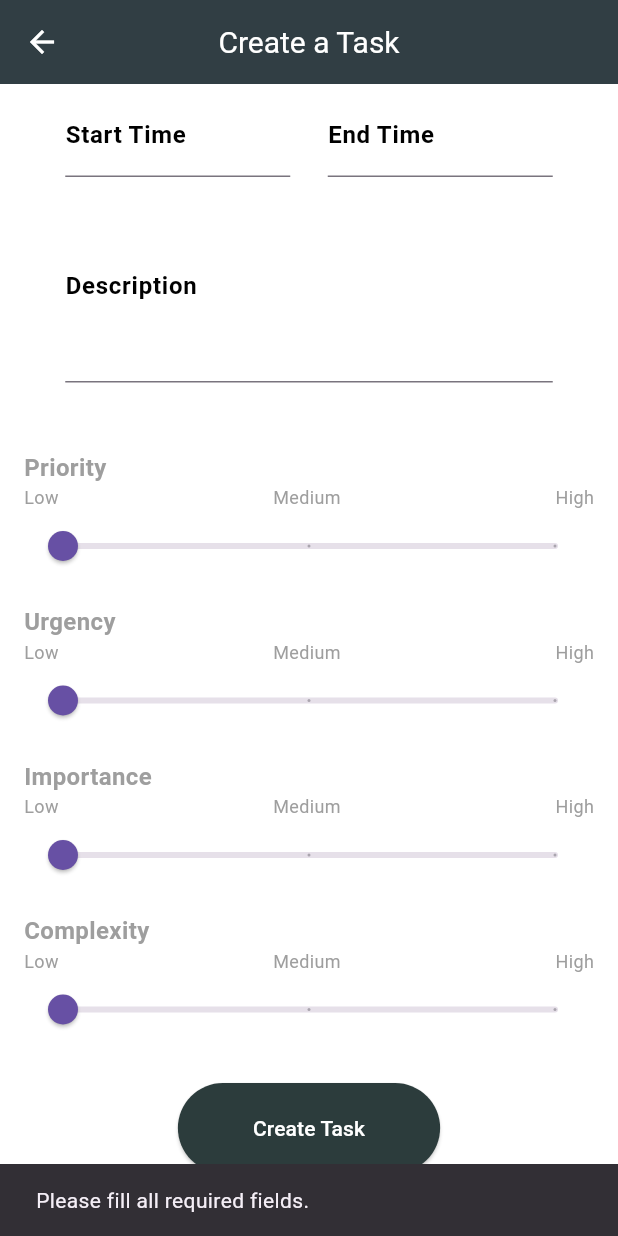
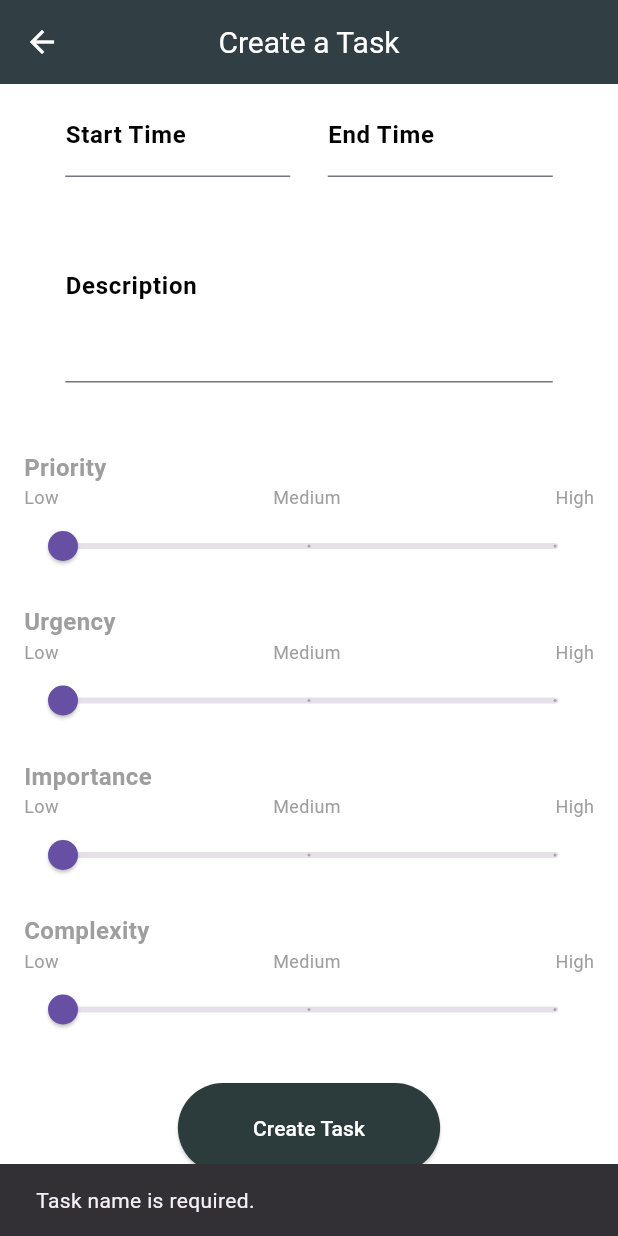
Before and after one commit to p0laris09/mellow, a Flutter app: the TaskCreationScreen screen opened by its route, scrolled down 208 dp, after a tap on "Create Task", on a phone screen of 412 x 824 dp. Run offline on Flutter 3.47's test engine with Material 3 defaults, Android fonts, the phone set to English and light mode, and no system bars; our stand-ins replace cloud_firestore, firebase_auth, firebase_core, firebase_storage, font_awesome_flutter, image_picker; missing offline and left inert: workmanager; accounts and stored records are empty; network calls fail.

Commit message:
wrong ahhh

```diff
--- /dev/null
+++ b/lib/models/task_model.dart
@@ -0,0 +1,183 @@
+import 'dart:math';
+import 'package:cloud_firestore/cloud_firestore.dart';
+
+class Task {
+  String taskName;
+  DateTime dueDate;
+  DateTime startTime;
+  DateTime endTime;
+  String description;
+  double priority;
+  double urgency;
+  double importance;
+  double complexity;
+  int reminderMinutes; // Minutes before start time for a reminder
+
+  Task({
+    required this.taskName,
+    required this.dueDate,
+    required this.startTime,
+    required this.endTime,
+    required this.description,
+    required this.priority,
+    required this.urgency,
+    required this.importance,
+    required this.complexity,
+    this.reminderMinutes = 0,
+  });
+
+  Map<String, dynamic> toJson() {
+    return {
+      'taskName': taskName,
+      'dueDate': dueDate.toIso8601String(),
+      'startTime': startTime.toIso8601String(),
+      'endTime': endTime.toIso8601String(),
+      'description': description,
+      'priority': priority,
+      'urgency': urgency,
+      'importance': importance,
+      'complexity': complexity,
+      'reminderMinutes': reminderMinutes,
+    };
+  }
+
+  factory Task.fromJson(Map<String, dynamic> json) {
+    return Task(
+      taskName: json['taskName'],
+      dueDate: DateTime.parse(json['dueDate']),
+      startTime: DateTime.parse(json['startTime']),
+      endTime: DateTime.parse(json['endTime']),
+      description: json['description'],
+      priority: json['priority'],
+      urgency: json['urgency'],
+      importance: json['importance'],
+      complexity: json['complexity'],
+      reminderMinutes: json['reminderMinutes'] ?? 0,
+    );
+  }
+
+  bool validateTaskTimes() {
+    return startTime.isBefore(endTime);
+  }
+
+  @override
+  String toString() {
+    return 'Task(taskName: $taskName, dueDate: $dueDate, startTime: $startTime, endTime: $endTime, '
+        'description: $description, priority: $priority, urgency: $urgency, '
+        'importance: $importance, complexity: $complexity, reminderMinutes: $reminderMinutes)';
+  }
+
+  @override
+  bool operator <(Task other) => priority < other.priority;
+
+  @override
+  bool operator >(Task other) => priority > other.priority;
+}
+
+class TaskManager {
+  List<Task> tasks = [];
+  final FirebaseFirestore firestore = FirebaseFirestore.instance;
+
+  // Add a task to the manager, reschedule if there's a conflict
+  Future<void> addTask(Task task) async {
+    if (task.validateTaskTimes()) {
+      if (!hasConflict(task)) {
+        tasks.add(task);
+        await _saveToFirestore(task);
+        print('Task "${task.taskName}" added successfully.');
+      } else {
+        print(
+            'Conflict detected. Attempting to reschedule task "${task.taskName}".');
+        Task? rescheduledTask = _resolveConflict(task);
+        if (rescheduledTask != null) {
+          tasks.add(rescheduledTask);
+          await _saveToFirestore(rescheduledTask);
+          print(
+              'Task "${rescheduledTask.taskName}" rescheduled and added successfully.');
+        }
+      }
+    } else {
+      print('Task "${task.taskName}" cannot be added due to invalid times.');
+    }
+  }
+
+  // Save task to Firestore
+  Future<void> _saveToFirestore(Task task) async {
+    await firestore.collection('tasks').add(task.toJson());
+  }
+
+  // Check for conflicts with existing tasks
+  bool hasConflict(Task newTask) {
+    for (var task in tasks) {
+      if ((newTask.startTime.isBefore(task.endTime) &&
+          newTask.endTime.isAfter(task.startTime))) {
+        return true; // Conflict detected
+      }
+    }
+    return false; // No conflict
+  }
+
+  // Resolve conflict by rescheduling the new task
+  Task? _resolveConflict(Task conflictingTask) {
+    DateTime newStartTime =
+        conflictingTask.endTime; // Start after the conflicting task ends
+    DateTime newEndTime =
+        newStartTime.add(Duration(hours: 1)); // Add a default duration
+    Task rescheduledTask = Task(
+      taskName: conflictingTask.taskName,
+      dueDate: conflictingTask.dueDate,
+      startTime: newStartTime,
+      endTime: newEndTime,
+      description: conflictingTask.description,
+      priority: conflictingTask.priority,
+      urgency: conflictingTask.urgency,
+      importance: conflictingTask.importance,
+      complexity: conflictingTask.complexity,
+      reminderMinutes: conflictingTask.reminderMinutes,
+    );
+
+    // Check if the new task still conflicts
+    if (!hasConflict(rescheduledTask)) {
+      return rescheduledTask; // Rescheduled task is valid
+    } else {
+      print('Unable to reschedule task "${conflictingTask.taskName}".');
+      return null; // Unable to resolve
+    }
+  }
+
+  // Evaluate the fitness of tasks and select the best one
+  Task? evaluateAndSelectBestTask(
+      {double priorityWeight = 0.4,
+      double urgencyWeight = 0.3,
+      double importanceWeight = 0.2,
+      double complexityWeight = 0.1}) {
+    if (tasks.isEmpty) return null;
+
+    double bestFitness = -1;
+    Task? bestTask;
+
+    for (var task in tasks) {
+      double fitness = evaluateTask(task, priorityWeight, urgencyWeight,
+          importanceWeight, complexityWeight);
+      print('Task "${task.taskName}" has fitness: $fitness');
+
+      if (fitness > bestFitness) {
+        bestFitness = fitness;
+        bestTask = task;
+      }
+    }
+
+    return bestTask;
+  }
+
+  // Evaluate a task's fitness with customizable weights
+  double evaluateTask(Task task, double priorityWeight, double urgencyWeight,
+      double importanceWeight, double complexityWeight) {
+    double fitness = (task.priority * priorityWeight) +
+        (task.urgency * urgencyWeight) +
+        (task.importance * importanceWeight) -
+        (task.complexity * complexityWeight);
+
+    return max(fitness, 0);
+  }
+}
--- a/lib/screens/TaskCreation/task_creation.dart
+++ b/lib/screens/TaskCreation/task_creation.dart
@@ -3,7 +3,14 @@ import 'package:firebase_auth/firebase_auth.dart';
 import 'package:flutter/material.dart';
 import 'package:flutter/services.dart';
 import 'package:intl/intl.dart';
-import 'package:mellow/screens/TaskManagement/task_management.dart';
+import 'package:mellow/models/task_model.dart'; // Import your Task model
+
+class IJFA {
+  static double evaluate(Task task) {
+    // Example logic for evaluation
+    return (task.priority + task.urgency + task.importance) / task.complexity;
+  }
+}
 
 class TaskCreationScreen extends StatefulWidget {
   const TaskCreationScreen({super.key});
@@ -28,7 +35,6 @@ class _TaskCreationScreenState extends State<TaskCreationScreen> {
   @override
   void initState() {
     super.initState();
-
     _descriptionController.addListener(() {
       setState(() {
         _descriptionCharCount = _descriptionController.text.length;
@@ -67,6 +73,116 @@ class _TaskCreationScreenState extends State<TaskCreationScreen> {
     }
   }
 
+  Future<bool> _checkForConflicts(DateTime startTime, DateTime endTime) async {
+    String? userId = FirebaseAuth.instance.currentUser?.uid;
+    final querySnapshot = await FirebaseFirestore.instance
+        .collection('tasks')
+        .where('userId', isEqualTo: userId)
+        .where('startTime', isLessThan: endTime)
+        .where('endTime', isGreaterThan: startTime)
+        .get();
+
+    return querySnapshot.docs.isNotEmpty;
+  }
+
+  void _showConflictDialog() {
+    showDialog(
+      context: context,
+      builder: (context) {
+        return AlertDialog(
+          title: const Text("Conflict Detected"),
+          content: const Text(
+              "This task conflicts with another task. Would you like to see suggested times?"),
+          actions: [
+            TextButton(
+              onPressed: () {
+                Navigator.of(context).pop(); // Close dialog
+              },
+              child: const Text("Cancel"),
+            ),
+            TextButton(
+              onPressed: () {
+                _suggestAlternativeTimes();
+                Navigator.of(context).pop(); // Close dialog
+              },
+              child: const Text("Show Suggestions"),
+            ),
+          ],
+        );
+      },
+    );
+  }
+
+  Future<void> _suggestAlternativeTimes() async {
+    // Fetch existing tasks to implement your scheduling algorithm
+    String? userId = FirebaseAuth.instance.currentUser?.uid;
+    final querySnapshot = await FirebaseFirestore.instance
+        .collection('tasks')
+        .where('userId', isEqualTo: userId)
+        .get();
+
+    // Get existing tasks' start and end times
+    List<DateTime> existingStartTimes = [];
+    List<DateTime> existingEndTimes = [];
+    for (var doc in querySnapshot.docs) {
+      existingStartTimes.add((doc['startTime'] as Timestamp).toDate());
+      existingEndTimes.add((doc['endTime'] as Timestamp).toDate());
+    }
+
+    // Define time range for suggestions (e.g., 1 hour later to 3 hours later)
+    DateTime now = DateTime.now();
+    DateTime earliestSuggestion = now.add(Duration(hours: 1));
+    DateTime latestSuggestion = now.add(Duration(hours: 3));
+
+    // Find available time slots
+    List<DateTime> suggestedTimes = [];
+    for (DateTime time = earliestSuggestion;
+        time.isBefore(latestSuggestion);
+        time = time.add(Duration(minutes: 30))) {
+      bool isConflicted = false;
+      for (int i = 0; i < existingStartTimes.length; i++) {
+        if ((time.isAfter(existingStartTimes[i]) &&
+                time.isBefore(existingEndTimes[i])) ||
+            (time.isBefore(existingStartTimes[i]) &&
+                time
+                    .add(Duration(minutes: 30))
+                    .isAfter(existingStartTimes[i]))) {
+          isConflicted = true;
+          break;
+        }
+      }
+      if (!isConflicted) {
+        suggestedTimes.add(time);
+      }
+    }
+
+    // Show suggestions to the user
+    showDialog(
+      context: context,
+      builder: (context) {
+        return AlertDialog(
+          title: const Text("Suggested Times"),
+          content: Column(
+            mainAxisSize: MainAxisSize.min,
+            children: suggestedTimes.isNotEmpty
+                ? suggestedTimes.map((time) {
+                    return Text(DateFormat('yyyy-MM-dd HH:mm').format(time));
+                  }).toList()
+                : [const Text("No available times found.")],
+          ),
+          actions: [
+            TextButton(
+              onPressed: () {
+                Navigator.of(context).pop(); // Close dialog
+              },
+              child: const Text("OK"),
+            ),
+          ],
+        );
+      },
+    );
+  }
+
   Future<void> _createTaskInFirestore() async {
     String taskName = _taskNameController.text;
     String dueDateString = _dueDateController.text;
@@ -86,23 +202,68 @@ class _TaskCreationScreenState extends State<TaskCreationScreen> {
         ? DateFormat('yyyy-MM-dd HH:mm').parse(endTimeString)
         : null;
 
-    if (taskName.isNotEmpty &&
-        dueDate != null &&
-        startTime != null &&
-        endTime != null &&
-        userId != null) {
-      // Get current time
+    // Check for empty fields
+    if (taskName.isEmpty) {
+      _showErrorSnackBar("Task name is required.");
+      return;
+    }
+    if (dueDate == null) {
+      _showErrorSnackBar("Due date is required.");
+      return;
+    }
+    if (startTime == null) {
+      _showErrorSnackBar("Start time is required.");
+      return;
+    }
+    if (endTime == null) {
+      _showErrorSnackBar("End time is required.");
+      return;
+    }
+    if (userId == null) {
+      _showErrorSnackBar("User ID not found.");
+      return;
+    }
+
+    // Check for conflicts before creating the task
+    bool hasConflict = await _checkForConflicts(startTime, endTime);
+    if (hasConflict) {
+      _showConflictDialog(); // Show conflict dialog
+    } else {
+      // Create an instance of Task
+      Task newTask = Task(
+        taskName: taskName,
+        dueDate: dueDate,
+        startTime: startTime,
+        endTime: endTime,
+        description: description,
+        priority: _priority,
+        urgency: _urgency,
+        importance: _importance,
+        complexity: _complexity,
+      );
+
+      // Evaluate the task using IJFA
+      double fitnessScore = IJFA.evaluate(newTask);
+      print(
+          'Evaluating task: ${newTask.taskName} with IJFA. Fitness Score: $fitnessScore');
+
+      // Example: Adjust task attributes based on fitness score (modify logic as needed)
+      if (fitnessScore < 1) {
+        newTask.priority = 1; // Example adjustment
+      } else if (fitnessScore > 4) {
+        newTask.priority = 5; // Example adjustment
+      }
+
+      // Get current time and determine initial status
       DateTime currentTime = DateTime.now();
-
-      // Determine initial status
       String status;
       if (currentTime.isBefore(startTime)) {
-        status = 'pending'; // Task hasn't started yet
+        status = 'pending';
       } else if (currentTime.isAfter(startTime) &&
           currentTime.isBefore(dueDate)) {
-        status = 'ongoing'; // Task is ongoing
+        status = 'ongoing';
       } else {
-        status = 'overdue'; // Task is overdue
+        status = 'overdue';
       }
 
       CollectionReference tasks =
@@ -115,32 +276,35 @@ class _TaskCreationScreenState extends State<TaskCreationScreen> {
           'startTime': Timestamp.fromDate(startTime),
           'endTime': Timestamp.fromDate(endTime),
           'description': description,
-          'priority': _priority,
+          'priority': newTask.priority,
           'urgency': _urgency,
           'importance': _importance,
           'complexity': _complexity,
           'createdAt': Timestamp.now(),
           'userId': userId,
-          'status': status, // Set initial status
+          'status': status,
         });
 
         ScaffoldMessenger.of(context).showSnackBar(
           const SnackBar(content: Text('Task created successfully!')),
         );
 
-        // Navigate back to TaskManagementScreen after task creation
-        Navigator.pop(context);
+        print('Task created successfully, popping context...');
+        Navigator.pop(context); // Ensure this is reached
       } catch (e) {
-        print("Error creating task: $e");
+        print('Error creating task: $e');
         ScaffoldMessenger.of(context).showSnackBar(
-          const SnackBar(content: Text('Failed to create task.')),
+          const SnackBar(content: Text('Error creating task')),
         );
       }
-    } else {
-      ScaffoldMessenger.of(context).showSnackBar(
-        const SnackBar(content: Text('Please fill all required fields.')),
-      );
     }
+  }
+
+// Helper method to show error messages
+  void _showErrorSnackBar(String message) {
+    ScaffoldMessenger.of(context).showSnackBar(
+      SnackBar(content: Text(message)),
+    );
   }
 
   @override
```
Also changed, not shown: 1 other file.
